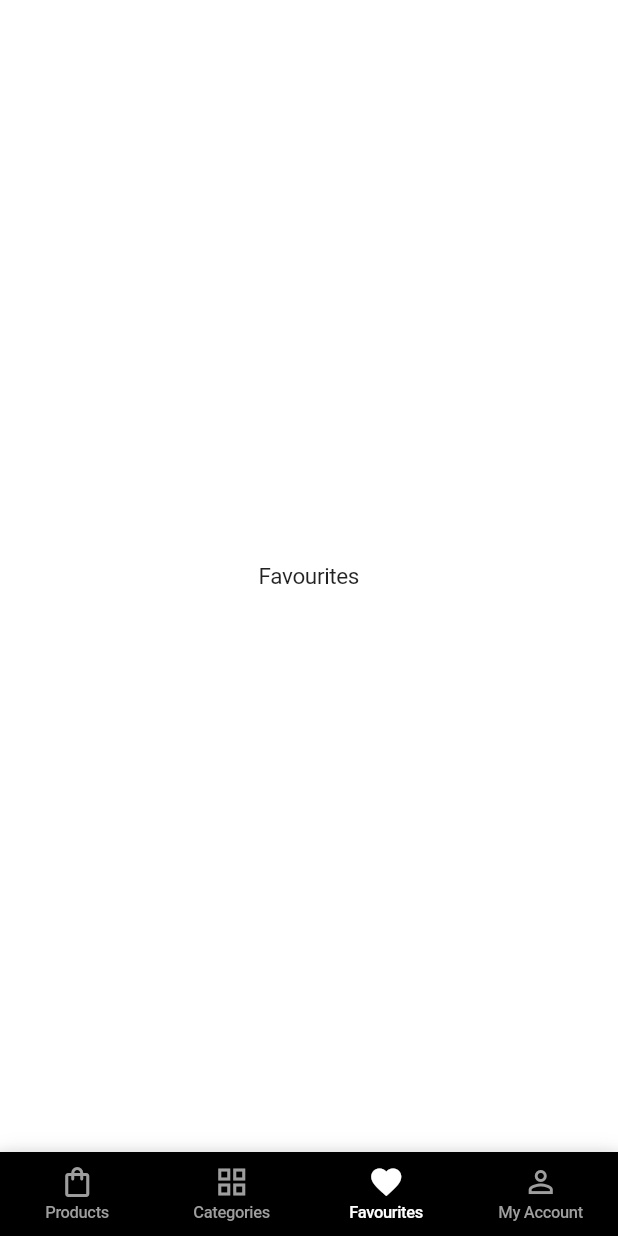
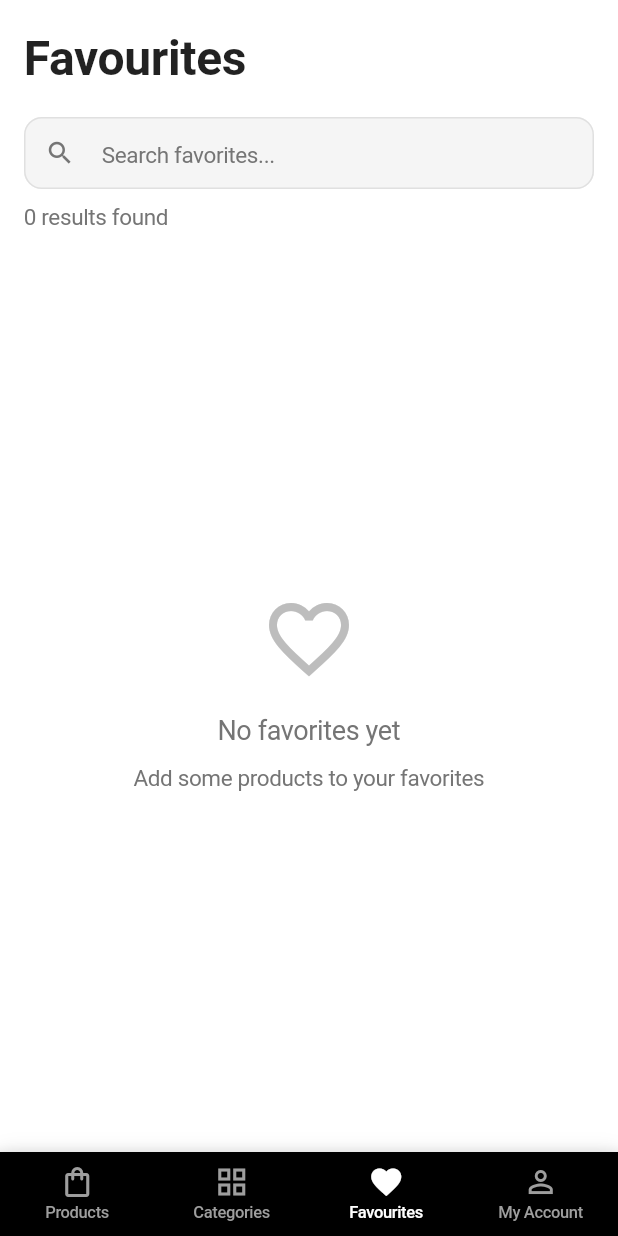
Before and after one commit to Wasim-Zaman/ecommerce_testing, a Flutter app: the screen it shows after launch, item 3 of the bottom bar chosen, on a phone screen of 412 x 824 dp. Run offline on Flutter 3.47's test engine with Material 3 defaults, Android fonts, the phone set to English and light mode, and no system bars; our stand-ins replace flutter_bloc; network calls fail.

Commit message:
Refactor main.dart and home_screen.dart to add favorites functionality

```diff
--- /dev/null
+++ b/lib/cubits/favorites/favorites_cubit.dart
@@ -0,0 +1,42 @@
+import 'package:flutter_bloc/flutter_bloc.dart';
+
+import '../../models/product_model.dart';
+
+part 'favorites_state.dart';
+
+class FavoritesCubit extends Cubit<FavoritesState> {
+  FavoritesCubit() : super(FavoritesState());
+
+  void toggleFavorite(Product product) {
+    final List<Product> updatedFavorites = List.from(state.favorites);
+
+    if (isFavorite(product)) {
+      updatedFavorites.removeWhere((p) => p.id == product.id);
+    } else {
+      updatedFavorites.add(product);
+    }
+
+    emit(state.copyWith(
+      favorites: updatedFavorites,
+      filteredFavorites: updatedFavorites,
+    ));
+  }
+
+  bool isFavorite(Product product) {
+    return state.favorites.any((p) => p.id == product.id);
+  }
+
+  void searchFavorites(String query) {
+    if (query.isEmpty) {
+      emit(state.copyWith(filteredFavorites: state.favorites));
+      return;
+    }
+
+    final filteredList = state.favorites.where((product) {
+      return product.title.toLowerCase().contains(query.toLowerCase()) ||
+          product.brand.toLowerCase().contains(query.toLowerCase());
+    }).toList();
+
+    emit(state.copyWith(filteredFavorites: filteredList));
+  }
+}
--- /dev/null
+++ b/lib/cubits/favorites/favorites_state.dart
@@ -0,0 +1,22 @@
+part of 'favorites_cubit.dart';
+
+class FavoritesState {
+  final List<Product> favorites;
+  final List<Product> filteredFavorites;
+
+  FavoritesState({
+    List<Product>? favorites,
+    List<Product>? filteredFavorites,
+  })  : favorites = favorites ?? [],
+        filteredFavorites = filteredFavorites ?? [];
+
+  FavoritesState copyWith({
+    List<Product>? favorites,
+    List<Product>? filteredFavorites,
+  }) {
+    return FavoritesState(
+      favorites: favorites ?? this.favorites,
+      filteredFavorites: filteredFavorites ?? this.filteredFavorites,
+    );
+  }
+}
--- a/lib/main.dart
+++ b/lib/main.dart
@@ -1,3 +1,4 @@
+import 'package:ecommerce_testing/cubits/favorites/favorites_cubit.dart';
 import 'package:ecommerce_testing/cubits/splash/splash_cubit.dart';
 import 'package:ecommerce_testing/view/screens/splash_screen.dart';
 import 'package:flutter/material.dart';
@@ -14,7 +15,11 @@ class MyApp extends StatelessWidget {
 
   @override
   Widget build(BuildContext context) {
-    return MaterialApp(
+    return MultiBlocProvider(
+      providers: [
+        BlocProvider(create: (context) => FavoritesCubit()),
+      ],
+      child: MaterialApp(
         title: 'My Store',
         theme: AppTheme.lightTheme,
         darkTheme: AppTheme.darkTheme,
@@ -23,6 +28,7 @@ class MyApp extends StatelessWidget {
           create: (context) => SplashCubit()..initializeApp(),
           child: const SplashScreen(),
         ),
+      ),
     );
   }
 }
--- /dev/null
+++ b/lib/view/screens/favorites_screen.dart
@@ -0,0 +1,101 @@
+import 'package:flutter/material.dart';
+import 'package:flutter_bloc/flutter_bloc.dart';
+
+import '../../cubits/favorites/favorites_cubit.dart';
+import '../widgets/product_card.dart';
+import '../widgets/search_text_field.dart';
+
+class FavoritesScreen extends StatelessWidget {
+  const FavoritesScreen({super.key});
+
+  @override
+  Widget build(BuildContext context) {
+    return const FavoritesView();
+  }
+}
+
+class FavoritesView extends StatelessWidget {
+  const FavoritesView({super.key});
+
+  @override
+  Widget build(BuildContext context) {
+    return Scaffold(
+      body: SafeArea(
+        child: Padding(
+          padding: const EdgeInsets.all(16.0),
+          child: Column(
+            crossAxisAlignment: CrossAxisAlignment.start,
+            children: [
+              const Text(
+                'Favourites',
+                style: TextStyle(
+                  fontSize: 32,
+                  fontWeight: FontWeight.bold,
+                ),
+              ),
+              const SizedBox(height: 16),
+              SearchTextField(
+                hintText: 'Search favorites...',
+                onChanged: (value) {
+                  context.read<FavoritesCubit>().searchFavorites(value);
+                },
+              ),
+              const SizedBox(height: 8),
+              BlocBuilder<FavoritesCubit, FavoritesState>(
+                builder: (context, state) {
+                  return Text(
+                    '${state.filteredFavorites.length} results found',
+                    style: TextStyle(color: Colors.grey[600]),
+                  );
+                },
+              ),
+              const SizedBox(height: 16),
+              Expanded(
+                child: BlocBuilder<FavoritesCubit, FavoritesState>(
+                  builder: (context, state) {
+                    if (state.filteredFavorites.isEmpty) {
+                      return Center(
+                        child: Column(
+                          mainAxisAlignment: MainAxisAlignment.center,
+                          children: [
+                            Icon(
+                              Icons.favorite_border,
+                              size: 64,
+                              color: Colors.grey[400],
+                            ),
+                            const SizedBox(height: 16),
+                            Text(
+                              'No favorites yet',
+                              style: TextStyle(
+                                fontSize: 18,
+                                color: Colors.grey[600],
+                              ),
+                            ),
+                            const SizedBox(height: 8),
+                            Text(
+                              'Add some products to your favorites',
+                              style: TextStyle(
+                                color: Colors.grey[600],
+                              ),
+                            ),
+                          ],
+                        ),
+                      );
+                    }
+                    return ListView.builder(
+                      itemCount: state.filteredFavorites.length,
+                      itemBuilder: (context, index) {
+                        final product = state.filteredFavorites[index];
+                        return ProductCard(product: product);
+                      },
+                    );
+                  },
+                ),
+              ),
+            ],
+          ),
+        ),
+      ),
+    );
+  }
+}
--- a/lib/view/screens/home_screen.dart
+++ b/lib/view/screens/home_screen.dart
@@ -1,4 +1,5 @@
 import 'package:ecommerce_testing/view/screens/categories_screen.dart';
+import 'package:ecommerce_testing/view/screens/favorites_screen.dart';
 import 'package:ecommerce_testing/view/screens/products_screen.dart';
 import 'package:flutter/material.dart';
 
@@ -15,7 +16,7 @@ class _HomeScreenState extends State<HomeScreen> {
   final List<Widget> _screens = [
     const ProductsScreen(),
     const CategoriesScreen(),
-    const Center(child: Text('Favourites')),
+    const FavoritesScreen(),
     const Center(child: Text('My Account')),
   ];
 
```
Also changed, not shown: lib/view/screens/product_details_screen.dart (+21 -7 lines). Lines whose indentation alone changed are shown as unchanged.
